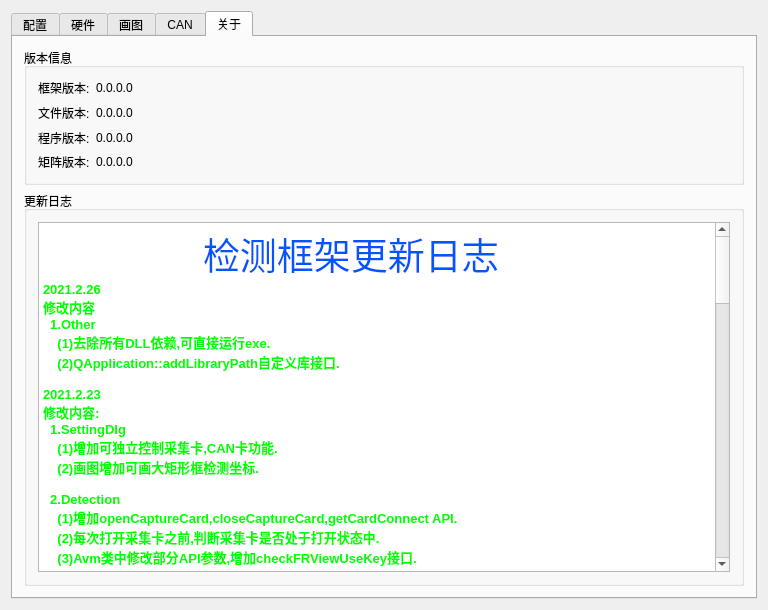
First picture: the form in Lib/Detection/SettingDlg.ui, repository silentcpp/HistoryProjects, before the edit.
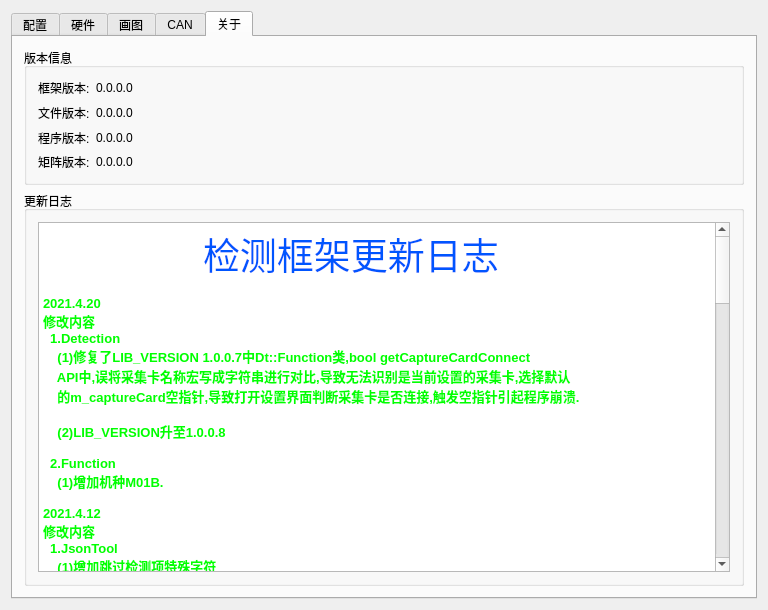
Second picture: the form after the edit. The open tabs and pages were chosen to show the change. Icons and pictures are not drawn. Custom widgets are drawn as their Qt base class.

Diff of the .ui file:
```diff
--- a/Lib/Detection/SettingDlg.ui
+++ b/Lib/Detection/SettingDlg.ui
@@ -1435,11 +1435,49 @@
 p, li { white-space: pre-wrap; }
 &lt;/style&gt;&lt;/head&gt;&lt;body style=&quot; font-family:'SimSun'; font-size:9pt; font-weight:400; font-style:normal;&quot;&gt;
 &lt;p style=&quot; margin-top:0px; margin-bottom:0px; margin-left:0px; margin-right:0px; -qt-block-indent:0; text-indent:0px;&quot;&gt;&lt;span style=&quot; color:#00ff00;&quot;&gt;		&lt;/span&gt;&lt;span style=&quot; font-size:28pt; color:#0055ff;&quot;&gt;检测框架更新日志&lt;/span&gt;&lt;/p&gt;
+&lt;p style=&quot;-qt-paragraph-type:empty; margin-top:0px; margin-bottom:0px; margin-left:0px; margin-right:0px; -qt-block-indent:0; text-indent:0px;&quot;&gt;&lt;br /&gt;&lt;/p&gt;
+&lt;p style=&quot; margin-top:0px; margin-bottom:0px; margin-left:0px; margin-right:0px; -qt-block-indent:0; text-indent:0px;&quot;&gt;&lt;span style=&quot; font-size:10pt; font-weight:600; color:#00ff00;&quot;&gt;2021.4.20&lt;/span&gt;&lt;/p&gt;
+&lt;p style=&quot; margin-top:0px; margin-bottom:0px; margin-left:0px; margin-right:0px; -qt-block-indent:0; text-indent:0px;&quot;&gt;&lt;span style=&quot; font-size:10pt; font-weight:600; color:#00ff00;&quot;&gt;修改内容&lt;/span&gt;&lt;/p&gt;
+&lt;p style=&quot; margin-top:0px; margin-bottom:0px; margin-left:0px; margin-right:0px; -qt-block-indent:0; text-indent:0px;&quot;&gt;&lt;span style=&quot; font-size:10pt; font-weight:600; color:#00ff00;&quot;&gt;  1.Detection&lt;/span&gt;&lt;/p&gt;
+&lt;p style=&quot; margin-top:0px; margin-bottom:0px; margin-left:0px; margin-right:0px; -qt-block-indent:0; text-indent:0px;&quot;&gt;&lt;span style=&quot; font-size:10pt; font-weight:600; color:#00ff00;&quot;&gt;    (1)修复了LIB_VERSION 1.0.0.7中Dt::Function类,bool getCaptureCardConnect&lt;/span&gt;&lt;/p&gt;
+&lt;p style=&quot; margin-top:0px; margin-bottom:0px; margin-left:0px; margin-right:0px; -qt-block-indent:0; text-indent:0px;&quot;&gt;&lt;span style=&quot; font-size:10pt; font-weight:600; color:#00ff00;&quot;&gt;    API中,误将采集卡名称宏写成字符串进行对比,导致无法识别是当前设置的采集卡,选择默认&lt;/span&gt;&lt;/p&gt;
+&lt;p style=&quot; margin-top:0px; margin-bottom:0px; margin-left:0px; margin-right:0px; -qt-block-indent:0; text-indent:0px;&quot;&gt;&lt;span style=&quot; font-size:10pt; font-weight:600; color:#00ff00;&quot;&gt;    的m_captureCard空指针,导致打开设置界面判断采集卡是否连接,触发空指针引起程序崩溃.&lt;/span&gt;&lt;/p&gt;
+&lt;p style=&quot;-qt-paragraph-type:empty; margin-top:0px; margin-bottom:0px; margin-left:0px; margin-right:0px; -qt-block-indent:0; text-indent:0px; font-size:10pt; font-weight:600; color:#00ff00;&quot;&gt;&lt;br /&gt;&lt;/p&gt;
+&lt;p style=&quot; margin-top:0px; margin-bottom:0px; margin-left:0px; margin-right:0px; -qt-block-indent:0; text-indent:0px;&quot;&gt;&lt;span style=&quot; font-size:10pt; font-weight:600; color:#00ff00;&quot;&gt;    (2)LIB_VERSION升至1.0.0.8&lt;/span&gt;&lt;/p&gt;
+&lt;p style=&quot;-qt-paragraph-type:empty; margin-top:0px; margin-bottom:0px; margin-left:0px; margin-right:0px; -qt-block-indent:0; text-indent:0px; font-size:10pt; font-weight:600; color:#00ff00;&quot;&gt;&lt;br /&gt;&lt;/p&gt;
+&lt;p style=&quot; margin-top:0px; margin-bottom:0px; margin-left:0px; margin-right:0px; -qt-block-indent:0; text-indent:0px;&quot;&gt;&lt;span style=&quot; font-size:10pt; font-weight:600; color:#00ff00;&quot;&gt;  2.Function&lt;/span&gt;&lt;/p&gt;
+&lt;p style=&quot; margin-top:0px; margin-bottom:0px; margin-left:0px; margin-right:0px; -qt-block-indent:0; text-indent:0px;&quot;&gt;&lt;span style=&quot; font-size:10pt; font-weight:600; color:#00ff00;&quot;&gt;    (1)增加机种M01B.&lt;/span&gt;&lt;/p&gt;
+&lt;p style=&quot;-qt-paragraph-type:empty; margin-top:0px; margin-bottom:0px; margin-left:0px; margin-right:0px; -qt-block-indent:0; text-indent:0px; font-size:10pt; font-weight:600; color:#00ff00;&quot;&gt;&lt;br /&gt;&lt;/p&gt;
+&lt;p style=&quot; margin-top:0px; margin-bottom:0px; margin-left:0px; margin-right:0px; -qt-block-indent:0; text-indent:0px;&quot;&gt;&lt;span style=&quot; font-size:10pt; font-weight:600; color:#00ff00;&quot;&gt;2021.4.12&lt;/span&gt;&lt;/p&gt;
+&lt;p style=&quot; margin-top:0px; margin-bottom:0px; margin-left:0px; margin-right:0px; -qt-block-indent:0; text-indent:0px;&quot;&gt;&lt;span style=&quot; font-size:10pt; font-weight:600; color:#00ff00;&quot;&gt;修改内容&lt;/span&gt;&lt;/p&gt;
+&lt;p style=&quot; margin-top:0px; margin-bottom:0px; margin-left:0px; margin-right:0px; -qt-block-indent:0; text-indent:0px;&quot;&gt;&lt;span style=&quot; font-size:10pt; font-weight:600; color:#00ff00;&quot;&gt;  1.JsonTool&lt;/span&gt;&lt;/p&gt;
+&lt;p style=&quot; margin-top:0px; margin-bottom:0px; margin-left:0px; margin-right:0px; -qt-block-indent:0; text-indent:0px;&quot;&gt;&lt;span style=&quot; font-size:10pt; font-weight:600; color:#00ff00;&quot;&gt;    (1)增加跳过检测项特殊字符&lt;/span&gt;&lt;/p&gt;
+&lt;p style=&quot; margin-top:0px; margin-bottom:0px; margin-left:0px; margin-right:0px; -qt-block-indent:0; text-indent:0px;&quot;&gt;&lt;span style=&quot; font-size:10pt; font-weight:600; color:#00ff00;&quot;&gt;       $^跳过上传采集端&lt;/span&gt;&lt;/p&gt;
+&lt;p style=&quot; margin-top:0px; margin-bottom:0px; margin-left:0px; margin-right:0px; -qt-block-indent:0; text-indent:0px;&quot;&gt;&lt;span style=&quot; font-size:10pt; font-weight:600; color:#00ff00;&quot;&gt;       &amp;amp;^跳过检测序列号&lt;/span&gt;&lt;/p&gt;
+&lt;p style=&quot; margin-top:0px; margin-bottom:0px; margin-left:0px; margin-right:0px; -qt-block-indent:0; text-indent:0px;&quot;&gt;&lt;span style=&quot; font-size:10pt; font-weight:600; color:#00ff00;&quot;&gt;       @^跳过检测日期&lt;/span&gt;&lt;/p&gt;
+&lt;p style=&quot; margin-top:0px; margin-bottom:0px; margin-left:0px; margin-right:0px; -qt-block-indent:0; text-indent:0px;&quot;&gt;&lt;span style=&quot; font-size:10pt; font-weight:600; color:#00ff00;&quot;&gt;       可以组合使用,可放在条码前面或后面.&lt;/span&gt;&lt;/p&gt;
+&lt;p style=&quot;-qt-paragraph-type:empty; margin-top:0px; margin-bottom:0px; margin-left:0px; margin-right:0px; -qt-block-indent:0; text-indent:0px; font-size:10pt; font-weight:600; color:#00ff00;&quot;&gt;&lt;br /&gt;&lt;/p&gt;
+&lt;p style=&quot; margin-top:0px; margin-bottom:0px; margin-left:0px; margin-right:0px; -qt-block-indent:0; text-indent:0px;&quot;&gt;&lt;span style=&quot; font-size:10pt; font-weight:600; color:#00ff00;&quot;&gt;    (2)增加setSkipItem,getSkipItem,getSkipCode,deleteSkipSymbol接口.&lt;/span&gt;&lt;/p&gt;
+&lt;p style=&quot;-qt-paragraph-type:empty; margin-top:0px; margin-bottom:0px; margin-left:0px; margin-right:0px; -qt-block-indent:0; text-indent:0px; font-size:10pt; font-weight:600; color:#00ff00;&quot;&gt;&lt;br /&gt;&lt;/p&gt;
+&lt;p style=&quot; margin-top:0px; margin-bottom:0px; margin-left:0px; margin-right:0px; -qt-block-indent:0; text-indent:0px;&quot;&gt;&lt;span style=&quot; font-size:10pt; font-weight:600; color:#00ff00;&quot;&gt;  2.Other&lt;/span&gt;&lt;/p&gt;
+&lt;p style=&quot; margin-top:0px; margin-bottom:0px; margin-left:0px; margin-right:0px; -qt-block-indent:0; text-indent:0px;&quot;&gt;&lt;span style=&quot; font-size:10pt; font-weight:600; color:#00ff00;&quot;&gt;    (1)增加CaptureCard类,可支持大部分采集卡出画.&lt;/span&gt;&lt;/p&gt;
+&lt;p style=&quot;-qt-paragraph-type:empty; margin-top:0px; margin-bottom:0px; margin-left:0px; margin-right:0px; -qt-block-indent:0; text-indent:0px; font-size:10pt; font-weight:600; color:#00ff00;&quot;&gt;&lt;br /&gt;&lt;/p&gt;
+&lt;p style=&quot; margin-top:0px; margin-bottom:0px; margin-left:0px; margin-right:0px; -qt-block-indent:0; text-indent:0px;&quot;&gt;&lt;span style=&quot; font-size:10pt; font-weight:600; color:#00ff00;&quot;&gt;2021.4.12&lt;/span&gt;&lt;/p&gt;
+&lt;p style=&quot; margin-top:0px; margin-bottom:0px; margin-left:0px; margin-right:0px; -qt-block-indent:0; text-indent:0px;&quot;&gt;&lt;span style=&quot; font-size:10pt; font-weight:600; color:#00ff00;&quot;&gt;修改内容&lt;/span&gt;&lt;/p&gt;
+&lt;p style=&quot; margin-top:0px; margin-bottom:0px; margin-left:0px; margin-right:0px; -qt-block-indent:0; text-indent:0px;&quot;&gt;&lt;span style=&quot; font-size:10pt; font-weight:600; color:#00ff00;&quot;&gt;  1.Detection&lt;/span&gt;&lt;/p&gt;
+&lt;p style=&quot; margin-top:0px; margin-bottom:0px; margin-left:0px; margin-right:0px; -qt-block-indent:0; text-indent:0px;&quot;&gt;&lt;span style=&quot; font-size:10pt; font-weight:600; color:#00ff00;&quot;&gt;    (1)支持天创恒达TC739 1920*1080高清采集卡.&lt;/span&gt;&lt;/p&gt;
+&lt;p style=&quot; margin-top:0px; margin-bottom:0px; margin-left:0px; margin-right:0px; -qt-block-indent:0; text-indent:0px;&quot;&gt;&lt;span style=&quot; font-size:10pt; font-weight:600; color:#00ff00;&quot;&gt;    (2)增加接口,setCaptureImage和getCaptureImage.&lt;/span&gt;&lt;/p&gt;
+&lt;p style=&quot;-qt-paragraph-type:empty; margin-top:0px; margin-bottom:0px; margin-left:0px; margin-right:0px; -qt-block-indent:0; text-indent:0px; font-size:10pt; font-weight:600; color:#00ff00;&quot;&gt;&lt;br /&gt;&lt;/p&gt;
+&lt;p style=&quot; margin-top:0px; margin-bottom:0px; margin-left:0px; margin-right:0px; -qt-block-indent:0; text-indent:0px;&quot;&gt;&lt;span style=&quot; font-size:10pt; font-weight:600; color:#00ff00;&quot;&gt;  2.Other&lt;/span&gt;&lt;/p&gt;
+&lt;p style=&quot; margin-top:0px; margin-bottom:0px; margin-left:0px; margin-right:0px; -qt-block-indent:0; text-indent:0px;&quot;&gt;&lt;span style=&quot; font-size:10pt; font-weight:600; color:#00ff00;&quot;&gt;    (1)增加自动更新功能.&lt;/span&gt;&lt;/p&gt;
+&lt;p style=&quot; margin-top:0px; margin-bottom:0px; margin-left:0px; margin-right:0px; -qt-block-indent:0; text-indent:0px;&quot;&gt;&lt;span style=&quot; font-size:10pt; font-weight:600; color:#00ff00;&quot;&gt;    (2)LIB_VERSION升至1.0.0.7&lt;/span&gt;&lt;/p&gt;
+&lt;p style=&quot;-qt-paragraph-type:empty; margin-top:0px; margin-bottom:0px; margin-left:0px; margin-right:0px; -qt-block-indent:0; text-indent:0px; font-size:10pt; font-weight:600; color:#00ff00;&quot;&gt;&lt;br /&gt;&lt;/p&gt;
 &lt;p style=&quot; margin-top:0px; margin-bottom:0px; margin-left:0px; margin-right:0px; -qt-block-indent:0; text-indent:0px;&quot;&gt;&lt;span style=&quot; font-size:10pt; font-weight:600; color:#00ff00;&quot;&gt;2021.2.26&lt;/span&gt;&lt;/p&gt;
 &lt;p style=&quot; margin-top:0px; margin-bottom:0px; margin-left:0px; margin-right:0px; -qt-block-indent:0; text-indent:0px;&quot;&gt;&lt;span style=&quot; font-size:10pt; font-weight:600; color:#00ff00;&quot;&gt;修改内容&lt;/span&gt;&lt;/p&gt;
 &lt;p style=&quot; margin-top:0px; margin-bottom:0px; margin-left:0px; margin-right:0px; -qt-block-indent:0; text-indent:0px;&quot;&gt;&lt;span style=&quot; font-size:10pt; font-weight:600; color:#00ff00;&quot;&gt;  1.Other&lt;/span&gt;&lt;/p&gt;
 &lt;p style=&quot; margin-top:0px; margin-bottom:0px; margin-left:0px; margin-right:0px; -qt-block-indent:0; text-indent:0px;&quot;&gt;&lt;span style=&quot; font-size:10pt; font-weight:600; color:#00ff00;&quot;&gt;    (1)去除所有DLL依赖,可直接运行exe.&lt;/span&gt;&lt;/p&gt;
 &lt;p style=&quot; margin-top:0px; margin-bottom:0px; margin-left:0px; margin-right:0px; -qt-block-indent:0; text-indent:0px;&quot;&gt;&lt;span style=&quot; font-size:10pt; font-weight:600; color:#00ff00;&quot;&gt;    (2)QApplication::addLibraryPath自定义库接口.&lt;/span&gt;&lt;/p&gt;
+&lt;p style=&quot; margin-top:0px; margin-bottom:0px; margin-left:0px; margin-right:0px; -qt-block-indent:0; text-indent:0px;&quot;&gt;&lt;span style=&quot; font-size:10pt; font-weight:600; color:#00ff00;&quot;&gt;    (3)LIB_VERSION升至1.0.0.6&lt;/span&gt;&lt;/p&gt;
 &lt;p style=&quot;-qt-paragraph-type:empty; margin-top:0px; margin-bottom:0px; margin-left:0px; margin-right:0px; -qt-block-indent:0; text-indent:0px; font-size:10pt; font-weight:600; color:#00ff00;&quot;&gt;&lt;br /&gt;&lt;/p&gt;
 &lt;p style=&quot; margin-top:0px; margin-bottom:0px; margin-left:0px; margin-right:0px; -qt-block-indent:0; text-indent:0px;&quot;&gt;&lt;span style=&quot; font-size:10pt; font-weight:600; color:#00ff00;&quot;&gt;2021.2.23&lt;/span&gt;&lt;/p&gt;
 &lt;p style=&quot; margin-top:0px; margin-bottom:0px; margin-left:0px; margin-right:0px; -qt-block-indent:0; text-indent:0px;&quot;&gt;&lt;span style=&quot; font-size:10pt; font-weight:600; color:#00ff00;&quot;&gt;修改内容:&lt;/span&gt;&lt;/p&gt;
@@ -1453,7 +1491,7 @@
 &lt;p style=&quot; margin-top:0px; margin-bottom:0px; margin-left:0px; margin-right:0px; -qt-block-indent:0; text-indent:0px;&quot;&gt;&lt;span style=&quot; font-size:10pt; font-weight:600; color:#00ff00;&quot;&gt;    (3)Avm类中修改部分API参数,增加checkFRViewUseKey接口.&lt;/span&gt;&lt;/p&gt;
 &lt;p style=&quot;-qt-paragraph-type:empty; margin-top:0px; margin-bottom:0px; margin-left:0px; margin-right:0px; -qt-block-indent:0; text-indent:0px; font-size:10pt; font-weight:600; color:#00ff00;&quot;&gt;&lt;br /&gt;&lt;/p&gt;
 &lt;p style=&quot; margin-top:0px; margin-bottom:0px; margin-left:0px; margin-right:0px; -qt-block-indent:0; text-indent:0px;&quot;&gt;&lt;span style=&quot; font-size:10pt; font-weight:600; color:#00ff00;&quot;&gt;  3.Other&lt;/span&gt;&lt;/p&gt;
-&lt;p style=&quot; margin-top:0px; margin-bottom:0px; margin-left:0px; margin-right:0px; -qt-block-indent:0; text-indent:0px;&quot;&gt;&lt;span style=&quot; font-size:10pt; font-weight:600; color:#00ff00;&quot;&gt;    (1)增加CAN矩阵算法类库,CanMatrix.hpp,支持MOTO_LSB,MOTO_MSB,INTEL3中矩阵.&lt;/span&gt;&lt;/p&gt;
+&lt;p style=&quot; margin-top:0px; margin-bottom:0px; margin-left:0px; margin-right:0px; -qt-block-indent:0; text-indent:0px;&quot;&gt;&lt;span style=&quot; font-size:10pt; font-weight:600; color:#00ff00;&quot;&gt;    (1)增加CAN矩阵算法类库,CanMatrix.hpp,支持MOTO_LSB,MOTO_MSB,INTEL3种矩阵.&lt;/span&gt;&lt;/p&gt;
 &lt;p style=&quot; margin-top:0px; margin-bottom:0px; margin-left:0px; margin-right:0px; -qt-block-indent:0; text-indent:0px;&quot;&gt;&lt;span style=&quot; font-size:10pt; font-weight:600; color:#00ff00;&quot;&gt;    (2)LIB_VERSION升至1.0.0.5&lt;/span&gt;&lt;/p&gt;
 &lt;p style=&quot;-qt-paragraph-type:empty; margin-top:0px; margin-bottom:0px; margin-left:0px; margin-right:0px; -qt-block-indent:0; text-indent:0px; font-size:10pt; font-weight:600; color:#00ff00;&quot;&gt;&lt;br /&gt;&lt;/p&gt;
 &lt;p style=&quot; margin-top:0px; margin-bottom:0px; margin-left:0px; margin-right:0px; -qt-block-indent:0; text-indent:0px;&quot;&gt;&lt;span style=&quot; font-size:10pt; font-weight:600; color:#00ff00;&quot;&gt;2021.1.4&lt;/span&gt;&lt;/p&gt;
@@ -1581,7 +1619,25 @@
 &lt;p style=&quot; margin-top:0px; margin-bottom:0px; margin-left:0px; margin-right:0px; -qt-block-indent:0; text-indent:0px;&quot;&gt;&lt;span style=&quot; font-size:10pt; font-weight:600; color:#00ff00;&quot;&gt;    (4)增加setAppName,API,用于判断文件名&lt;/span&gt;&lt;/p&gt;
 &lt;p style=&quot;-qt-paragraph-type:empty; margin-top:0px; margin-bottom:0px; margin-left:0px; margin-right:0px; -qt-block-indent:0; text-indent:0px; font-size:10pt; font-weight:600; color:#00ff00;&quot;&gt;&lt;br /&gt;&lt;/p&gt;
 &lt;p style=&quot; margin-top:0px; margin-bottom:0px; margin-left:0px; margin-right:0px; -qt-block-indent:0; text-indent:0px;&quot;&gt;&lt;span style=&quot; font-size:10pt; font-weight:600; color:#00ff00;&quot;&gt;  3.Detection&lt;/span&gt;&lt;/p&gt;
-&lt;p style=&quot; margin-top:0px; margin-bottom:0px; margin-left:0px; margin-right:0px; -qt-block-indent:0; text-indent:0px;&quot;&gt;&lt;span style=&quot; font-size:10pt; font-weight:600; color:#00ff00;&quot;&gt;    (1)增加动态修改功能&lt;/span&gt;&lt;/p&gt;&lt;/body&gt;&lt;/html&gt;</string>
+&lt;p style=&quot; margin-top:0px; margin-bottom:0px; margin-left:0px; margin-right:0px; -qt-block-indent:0; text-indent:0px;&quot;&gt;&lt;span style=&quot; font-size:10pt; font-weight:600; color:#00ff00;&quot;&gt;    (1)增加动态修改功能&lt;/span&gt;&lt;/p&gt;
+&lt;p style=&quot;-qt-paragraph-type:empty; margin-top:0px; margin-bottom:0px; margin-left:0px; margin-right:0px; -qt-block-indent:0; text-indent:0px; font-size:10pt; font-weight:600; color:#00ff00;&quot;&gt;&lt;br /&gt;&lt;/p&gt;
+&lt;p style=&quot;-qt-paragraph-type:empty; margin-top:0px; margin-bottom:0px; margin-left:0px; margin-right:0px; -qt-block-indent:0; text-indent:0px; font-size:10pt; font-weight:600; color:#00ff00;&quot;&gt;&lt;br /&gt;&lt;/p&gt;
+&lt;p style=&quot;-qt-paragraph-type:empty; margin-top:0px; margin-bottom:0px; margin-left:0px; margin-right:0px; -qt-block-indent:0; text-indent:0px; font-size:10pt; font-weight:600; color:#00ff00;&quot;&gt;&lt;br /&gt;&lt;/p&gt;
+&lt;p style=&quot; margin-top:0px; margin-bottom:0px; margin-left:0px; margin-right:0px; -qt-block-indent:0; text-indent:0px;&quot;&gt;&lt;span style=&quot; font-size:28pt; font-weight:600; color:#0055ff;&quot;&gt;		框架检测类结构&lt;/span&gt;&lt;/p&gt;
+&lt;p style=&quot; margin-top:0px; margin-bottom:0px; margin-left:0px; margin-right:0px; -qt-block-indent:0; text-indent:0px;&quot;&gt;&lt;span style=&quot; font-size:28pt; font-weight:600; color:#0055ff;&quot;&gt;		   &lt;/span&gt;&lt;span style=&quot; font-size:16pt; font-weight:600; color:#00ff00;&quot;&gt;QThread&lt;/span&gt;&lt;/p&gt;
+&lt;p style=&quot; margin-top:0px; margin-bottom:0px; margin-left:0px; margin-right:0px; -qt-block-indent:0; text-indent:0px;&quot;&gt;&lt;span style=&quot; font-size:16pt; font-weight:600; color:#00ff00;&quot;&gt;			 |&lt;/span&gt;&lt;/p&gt;
+&lt;p style=&quot; margin-top:0px; margin-bottom:0px; margin-left:0px; margin-right:0px; -qt-block-indent:0; text-indent:0px;&quot;&gt;&lt;span style=&quot; font-size:10pt; font-weight:600; color:#00ff00;&quot;&gt;			&lt;/span&gt;&lt;span style=&quot; font-size:16pt; font-weight:600; color:#00ff00;&quot;&gt;Base&lt;/span&gt;&lt;/p&gt;
+&lt;p style=&quot; margin-top:0px; margin-bottom:0px; margin-left:0px; margin-right:0px; -qt-block-indent:0; text-indent:0px;&quot;&gt;&lt;span style=&quot; font-size:16pt; font-weight:600; color:#00ff00;&quot;&gt;		    |       |&lt;/span&gt;&lt;/p&gt;
+&lt;p style=&quot; margin-top:0px; margin-bottom:0px; margin-left:0px; margin-right:0px; -qt-block-indent:0; text-indent:0px;&quot;&gt;&lt;span style=&quot; font-size:16pt; font-weight:600; color:#00ff00;&quot;&gt;		|		   |&lt;/span&gt;&lt;/p&gt;
+&lt;p style=&quot; margin-top:0px; margin-bottom:0px; margin-left:0px; margin-right:0px; -qt-block-indent:0; text-indent:0px;&quot;&gt;&lt;span style=&quot; font-size:16pt; font-weight:600; color:#00ff00;&quot;&gt;	     Hwd		  Fnc&lt;/span&gt;&lt;/p&gt;
+&lt;p style=&quot; margin-top:0px; margin-bottom:0px; margin-left:0px; margin-right:0px; -qt-block-indent:0; text-indent:0px;&quot;&gt;&lt;span style=&quot; font-size:16pt; font-weight:600; color:#00ff00;&quot;&gt;	|				|&lt;/span&gt;&lt;/p&gt;
+&lt;p style=&quot; margin-top:0px; margin-bottom:0px; margin-left:0px; margin-right:0px; -qt-block-indent:0; text-indent:0px;&quot;&gt;&lt;span style=&quot; font-size:16pt; font-weight:600; color:#00ff00;&quot;&gt;车厂Hardware类	  Avm	      Dvr    	   Tap&lt;/span&gt;&lt;/p&gt;
+&lt;p style=&quot; margin-top:0px; margin-bottom:0px; margin-left:0px; margin-right:0px; -qt-block-indent:0; text-indent:0px;&quot;&gt;&lt;span style=&quot; font-size:16pt; font-weight:600; color:#00ff00;&quot;&gt;			   |		|	    |&lt;/span&gt;&lt;/p&gt;
+&lt;p style=&quot; margin-top:0px; margin-bottom:0px; margin-left:0px; margin-right:0px; -qt-block-indent:0; text-indent:0px;&quot;&gt;&lt;span style=&quot; font-size:16pt; font-weight:600; color:#00ff00;&quot;&gt;				 车厂Function类&lt;/span&gt;&lt;/p&gt;
+&lt;p style=&quot;-qt-paragraph-type:empty; margin-top:0px; margin-bottom:0px; margin-left:0px; margin-right:0px; -qt-block-indent:0; text-indent:0px; font-size:10pt; font-weight:600; color:#00ff00;&quot;&gt;&lt;br /&gt;&lt;/p&gt;
+&lt;p style=&quot;-qt-paragraph-type:empty; margin-top:0px; margin-bottom:0px; margin-left:0px; margin-right:0px; -qt-block-indent:0; text-indent:0px; font-size:10pt; font-weight:600; color:#00ff00;&quot;&gt;&lt;br /&gt;&lt;/p&gt;
+&lt;p style=&quot; margin-top:0px; margin-bottom:0px; margin-left:0px; margin-right:0px; -qt-block-indent:0; text-indent:0px;&quot;&gt;&lt;span style=&quot; font-size:10pt; font-weight:600; color:#00ff00;&quot;&gt;						创建日期:2020.1.1&lt;/span&gt;&lt;/p&gt;
+&lt;p style=&quot; margin-top:0px; margin-bottom:0px; margin-left:0px; margin-right:0px; -qt-block-indent:0; text-indent:0px;&quot;&gt;&lt;span style=&quot; font-size:10pt; font-weight:600; color:#00ff00;&quot;&gt;						开发者:INVO190176&lt;/span&gt;&lt;/p&gt;&lt;/body&gt;&lt;/html&gt;</string>
             </property>
            </widget>
           </item>
```
